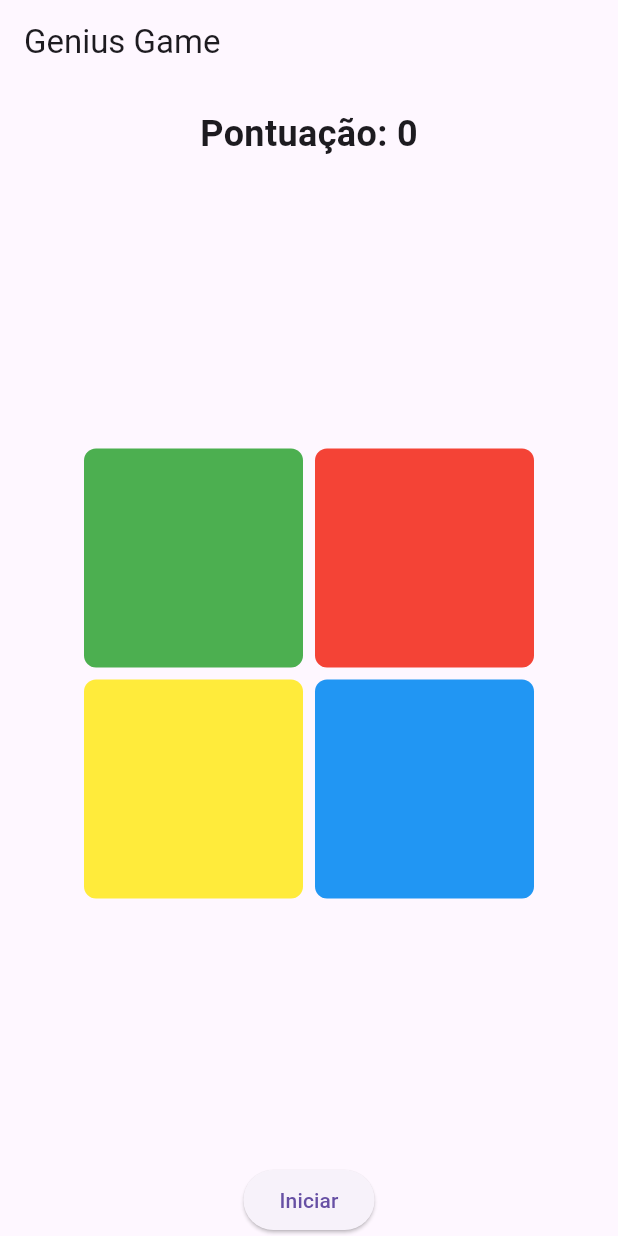
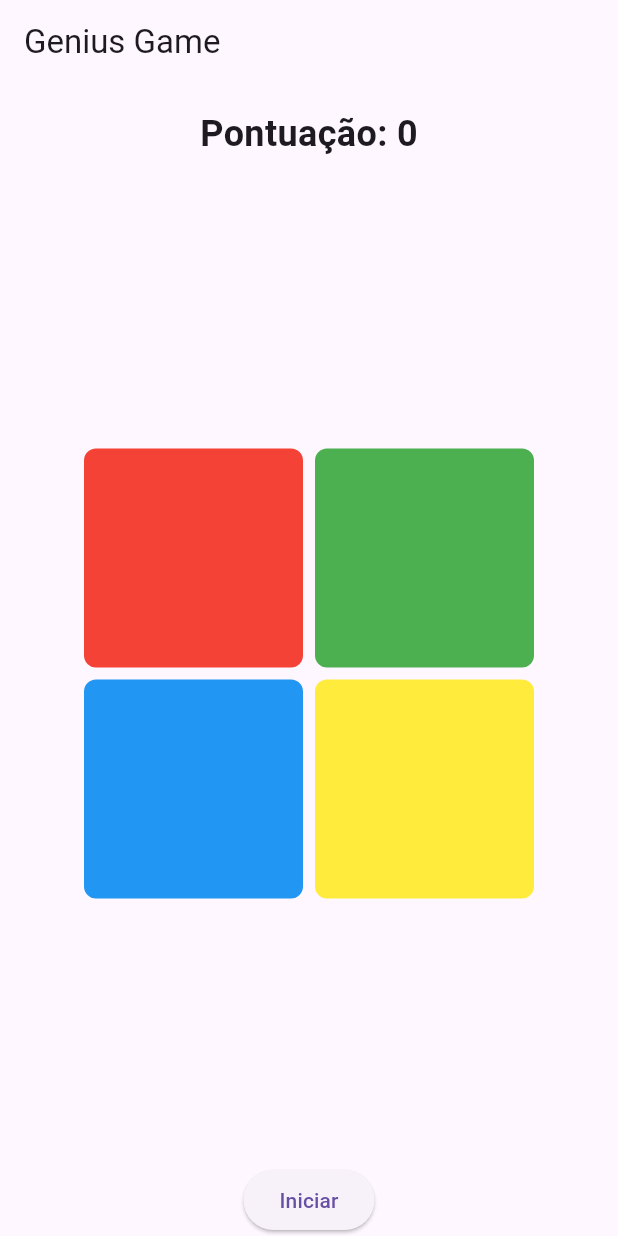
Before and after one commit to arthurhzm/jogo-memoria-cores, a Flutter app: the screen it shows after launch, on a phone screen of 412 x 824 dp. Run offline on Flutter 3.47's test engine with Material 3 defaults, Android fonts, the phone set to English and light mode, and no system bars.

Commit message:
FIX: pente fino

```diff
--- a/genius_app/lib/main.dart
+++ b/genius_app/lib/main.dart
@@ -103,34 +103,47 @@
                   crossAxisSpacing: 8,
                   children: [
                     GeniusButton(
-                      color: activeColors['green']!
-                          ? Colors.lightGreen
-                          : Colors.green,
+                      color: activeColors['red']!
+                          ? const Color.fromARGB(255, 117, 1, 1)
+                          : Colors.red,
                       onTap: () {
-                        if (isUserTurn) checkUserInput('green');
+                        if (isUserTurn) {
+                          _activateColor('red');
+                          _checkColor('red');
+                        }
                       },
                     ),
                     GeniusButton(
-                      color:
-                          activeColors['red']! ? Colors.redAccent : Colors.red,
+                      color: activeColors['green']!
+                          ? const Color.fromARGB(255, 48, 90, 0)
+                          : Colors.green,
                       onTap: () {
-                        if (isUserTurn) checkUserInput('red');
+                        if (isUserTurn) {
+                          _activateColor('green');
+                          _checkColor('green');
+                        }
+                      },
+                    ),
+                    GeniusButton(
+                      color: activeColors['blue']!
+                          ? const Color.fromARGB(255, 0, 66, 97)
+                          : Colors.blue,
+                      onTap: () {
+                        if (isUserTurn) {
+                          _activateColor('blue');
+                          _checkColor('blue');
+                        }
                       },
                     ),
                     GeniusButton(
                       color: activeColors['yellow']!
-                          ? Colors.yellowAccent
+                          ? const Color.fromARGB(255, 104, 104, 0)
                           : Colors.yellow,
                       onTap: () {
-                        if (isUserTurn) checkUserInput('yellow');
-                      },
-                    ),
-                    GeniusButton(
-                      color: activeColors['blue']!
-                          ? Colors.lightBlue
-                          : Colors.blue,
-                      onTap: () {
-                        if (isUserTurn) checkUserInput('blue');
+                        if (isUserTurn) {
+                          _activateColor('yellow');
+                          _checkColor('yellow');
+                        }
                       },
                     ),
                   ],
@@ -153,6 +166,7 @@
     if (color == sequence[userIndex]) {
       userIndex++;
       if (userIndex == sequence.length) {
+        updateScore();
         userIndex = 0;
         await Future.delayed(const Duration(milliseconds: 1000));
         startNewRound();
@@ -185,6 +199,7 @@
 
   void resetGame() {
     setState(() {
+      score = 0;
       sequence.clear();
       userIndex = 0;
       isUserTurn = false;
--- a/genius_app/pubspec.yaml
+++ b/genius_app/pubspec.yaml
@@ -53,8 +53,6 @@ dev_dependencies:
 
 # The following section is specific to Flutter packages.
 flutter:
-  assets:
-    - assets/sounds/
 
   # The following line ensures that the Material Icons font is
   # included with your application, so that you can use the icons in
```
Also changed, not shown: 4 other files.
